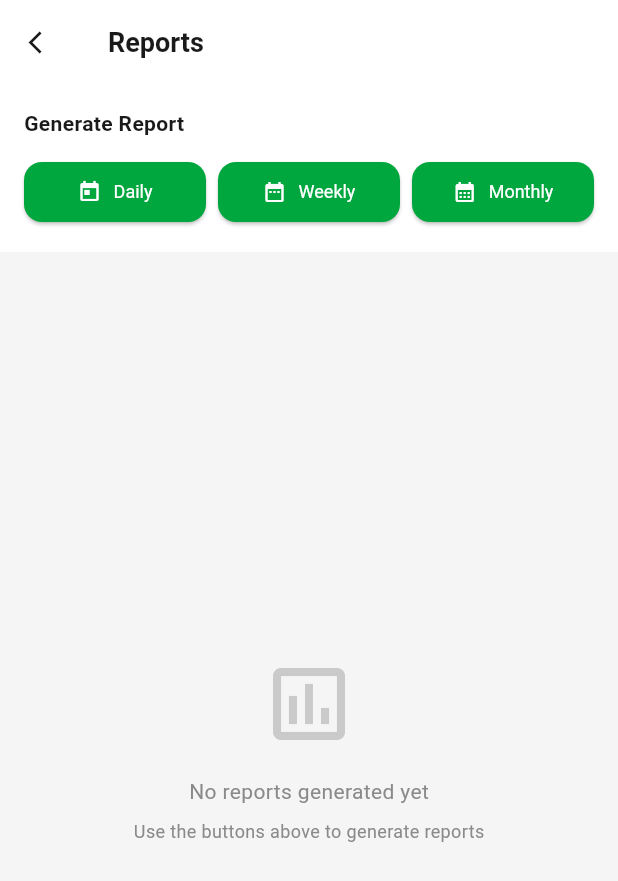
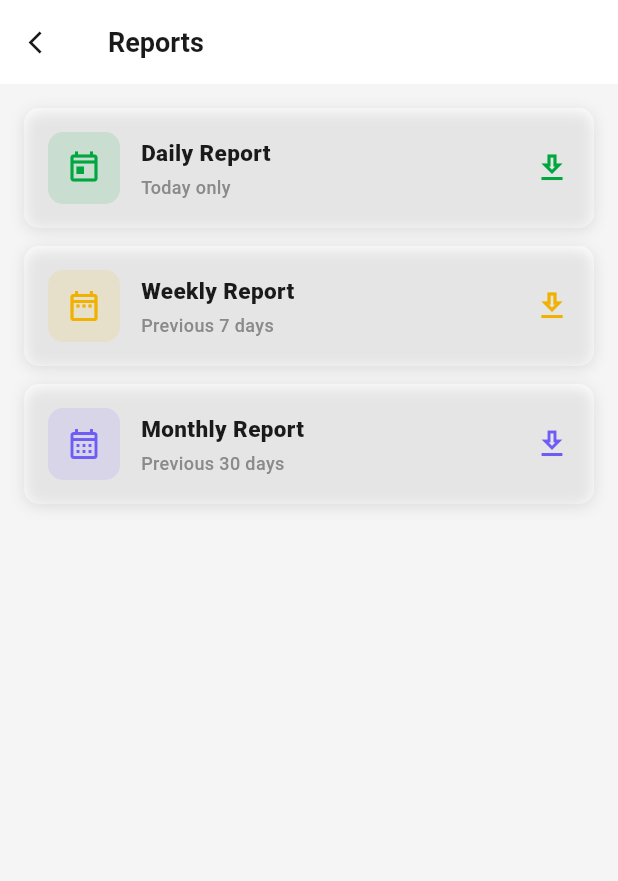
Before and after one commit to MAKDevelopers34/App-Development, a Flutter app: the ReportsScreen screen opened directly, on a phone screen of 412 x 824 dp. Shown: the top 881 px of the screen. Run offline on Flutter 3.47's test engine with Material 3 defaults, Android fonts, the light colour scheme and no system bars; our stand-ins replace flutter_map, geolocator, latlong2, shared_preferences; accounts and stored records are empty; network calls fail; Roboto replaces fonts that are missing (Poppins).

Commit message:
Fix mobile report downloads

```diff
--- a/electric-bus-tracker/mobile/lib/features/admin/screens/admin_profile_screen.dart
+++ b/electric-bus-tracker/mobile/lib/features/admin/screens/admin_profile_screen.dart
@@ -49,7 +49,9 @@
 
   @override
   Widget build(BuildContext context) {
-    return Scaffold(
+    return AdminNavigation.dashboardBackScope(
+      context: context,
+      child: Scaffold(
         backgroundColor: AppTheme.bgGrey,
         appBar: AppBar(
           title: const Text('Back to Dashboard'),
@@ -177,6 +179,7 @@
                   ],
                 ),
               ),
+      ),
     );
   }
 
--- a/electric-bus-tracker/mobile/lib/features/admin/screens/reports_screen.dart
+++ b/electric-bus-tracker/mobile/lib/features/admin/screens/reports_screen.dart
@@ -1,8 +1,8 @@
 import 'package:flutter/material.dart';
 import 'package:flutter/services.dart';
-import 'package:intl/intl.dart';
+
+import '../../../core/services/api_service.dart';
 import '../../../core/theme/app_theme.dart';
-import '../../../core/services/api_service.dart';
 import '../utils/admin_navigation.dart';
 
 class ReportsScreen extends StatefulWidget {
@@ -17,66 +17,27 @@
     'electric_bus_tracker/downloads',
   );
 
-  List<dynamic> _reports = [];
-  bool _isLoading = true;
-  bool _isGenerating = false;
+  String? _downloadingType;
 
-  @override
-  void initState() {
-    super.initState();
-    _loadReports();
-  }
+  Future<void> _downloadReport(String type) async {
+    if (_downloadingType != null) return;
 
-  Future<void> _loadReports() async {
-    try {
-      final res = await ApiService.get('/reports');
-      setState(() {
-        _reports = res['reports'] ?? [];
-        _isLoading = false;
-      });
-    } catch (e) {
-      setState(() => _isLoading = false);
-    }
-  }
-
-  Future<void> _generateReport(String type) async {
-    setState(() => _isGenerating = true);
-    try {
-      final res = await ApiService.post('/reports/generate/$type', {});
-      if (res['success'] == true) {
-        if (!mounted) return;
-        ScaffoldMessenger.of(context).showSnackBar(
-          SnackBar(
-            content: Text('${type.toUpperCase()} report generated as PDF'),
-            backgroundColor: AppTheme.primaryGreen,
-          ),
-        );
-        _loadReports();
-      }
-    } catch (e) {
-      debugPrint('Generate error: $e');
-    }
-    if (!mounted) return;
-    setState(() => _isGenerating = false);
-  }
-
-  Future<void> _downloadReport(Map<String, dynamic> report) async {
-    final reportId = report['reportId']?.toString();
-    if (reportId == null || reportId.isEmpty) return;
-
+    setState(() => _downloadingType = type);
     try {
       final token = await ApiService.getToken();
-      final safeId = reportId.replaceAll(RegExp(r'[^A-Za-z0-9_-]'), '_');
+      final now = DateTime.now().millisecondsSinceEpoch;
+      final fileName = 'electric_bus_${type}_report_$now.pdf';
+
       await _downloadChannel.invokeMethod('downloadPdf', {
-        'url': '${ApiService.baseUrl}/reports/download/$reportId',
-        'fileName': '$safeId.pdf',
+        'url': '${ApiService.baseUrl}/reports/generate-download/$type',
+        'fileName': fileName,
         'token': token,
       });
 
       if (!mounted) return;
       ScaffoldMessenger.of(context).showSnackBar(
         SnackBar(
-          content: Text('$safeId.pdf downloading to phone Downloads'),
+          content: Text('$fileName saved to Downloads'),
           backgroundColor: AppTheme.primaryGreen,
         ),
       );
@@ -84,16 +45,20 @@
       if (!mounted) return;
       ScaffoldMessenger.of(context).showSnackBar(
         SnackBar(
-          content: Text('Could not download PDF: $error'),
+          content: Text('Report download failed: $error'),
           backgroundColor: AppTheme.redStatus,
         ),
       );
+    } finally {
+      if (mounted) setState(() => _downloadingType = null);
     }
   }
 
   @override
   Widget build(BuildContext context) {
-    return Scaffold(
+    return AdminNavigation.dashboardBackScope(
+      context: context,
+      child: Scaffold(
         backgroundColor: AppTheme.bgGrey,
         appBar: AppBar(
           title: const Text('Reports'),
@@ -102,226 +67,136 @@
             onPressed: () => AdminNavigation.goDashboard(context),
           ),
         ),
-      body: Column(
+        body: ListView(
+          padding: const EdgeInsets.all(16),
           children: [
-          // Generate buttons
-          Container(
-            color: AppTheme.white,
-            padding: const EdgeInsets.all(16),
-            child: Column(
-              crossAxisAlignment: CrossAxisAlignment.start,
-              children: [
-                const Text(
-                  'Generate Report',
-                  style: TextStyle(
-                    fontSize: 14,
-                    fontWeight: FontWeight.w600,
-                    color: AppTheme.textDark,
-                  ),
+            _ReportOption(
+              title: 'Daily Report',
+              subtitle: 'Today only',
+              icon: Icons.today_outlined,
+              color: AppTheme.primaryGreen,
+              loading: _downloadingType == 'daily',
+              disabled: _downloadingType != null,
+              onTap: () => _downloadReport('daily'),
             ),
             const SizedBox(height: 12),
-                Row(
-                  children: [
-                    _generateBtn('Daily', Icons.today),
-                    const SizedBox(width: 8),
-                    _generateBtn('Weekly', Icons.date_range),
-                    const SizedBox(width: 8),
-                    _generateBtn('Monthly', Icons.calendar_month),
-                  ],
+            _ReportOption(
+              title: 'Weekly Report',
+              subtitle: 'Previous 7 days',
+              icon: Icons.date_range_outlined,
+              color: AppTheme.orangeStatus,
+              loading: _downloadingType == 'weekly',
+              disabled: _downloadingType != null,
+              onTap: () => _downloadReport('weekly'),
+            ),
+            const SizedBox(height: 12),
+            _ReportOption(
+              title: 'Monthly Report',
+              subtitle: 'Previous 30 days',
+              icon: Icons.calendar_month_outlined,
+              color: const Color(0xFF6D5DF6),
+              loading: _downloadingType == 'monthly',
+              disabled: _downloadingType != null,
+              onTap: () => _downloadReport('monthly'),
             ),
           ],
         ),
       ),
+    );
+  }
+}
 
-          const SizedBox(height: 8),
+class _ReportOption extends StatelessWidget {
+  final String title;
+  final String subtitle;
+  final IconData icon;
+  final Color color;
+  final bool loading;
+  final bool disabled;
+  final VoidCallback onTap;
 
-          // Reports list
-          Expanded(
-            child: _isLoading
-                ? const Center(
-                    child: CircularProgressIndicator(
-                      color: AppTheme.primaryGreen,
-                    ),
-                  )
-                : _reports.isEmpty
-                ? _buildEmptyState()
-                : ListView.builder(
-                    padding: const EdgeInsets.all(12),
-                    itemCount: _reports.length,
-                    itemBuilder: (context, i) => _buildReportCard(_reports[i]),
-                  ),
+  const _ReportOption({
+    required this.title,
+    required this.subtitle,
+    required this.icon,
+    required this.color,
+    required this.loading,
+    required this.disabled,
+    required this.onTap,
+  });
+
+  @override
+  Widget build(BuildContext context) {
+    return Opacity(
+      opacity: disabled && !loading ? 0.55 : 1,
+      child: Material(
+        color: AppTheme.white,
+        borderRadius: BorderRadius.circular(10),
+        child: InkWell(
+          onTap: disabled ? null : onTap,
+          borderRadius: BorderRadius.circular(10),
+          child: Container(
+            padding: const EdgeInsets.all(16),
+            decoration: BoxDecoration(
+              borderRadius: BorderRadius.circular(10),
+              boxShadow: [
+                BoxShadow(
+                  color: AppTheme.cardShadow,
+                  blurRadius: 8,
+                  offset: const Offset(0, 2),
                 ),
               ],
             ),
-    );
-  }
-
-  Widget _generateBtn(String type, IconData icon) {
-    return Expanded(
-      child: ElevatedButton.icon(
-        onPressed: _isGenerating
-            ? null
-            : () => _generateReport(type.toLowerCase()),
-        style: ElevatedButton.styleFrom(
-          padding: const EdgeInsets.symmetric(vertical: 10),
-          textStyle: const TextStyle(fontSize: 12),
-        ),
-        icon: _isGenerating
-            ? const SizedBox(
-                width: 14,
-                height: 14,
-                child: CircularProgressIndicator(
-                  color: AppTheme.white,
-                  strokeWidth: 2,
-                ),
-              )
-            : Icon(icon, size: 16),
-        label: Text(type),
-      ),
-    );
-  }
-
-  Widget _buildReportCard(Map<String, dynamic> report) {
-    final type = report['type']?.toString() ?? 'daily';
-    final generatedAt = DateTime.tryParse(
-      report['generatedAt']?.toString() ?? '',
-    );
-    final data = report['data'] ?? {};
-
-    Color typeColor;
-    IconData typeIcon;
-    switch (type) {
-      case 'daily':
-        typeColor = AppTheme.primaryGreen;
-        typeIcon = Icons.today;
-        break;
-      case 'weekly':
-        typeColor = AppTheme.orangeStatus;
-        typeIcon = Icons.date_range;
-        break;
-      default:
-        typeColor = Colors.purple;
-        typeIcon = Icons.calendar_month;
-    }
-
-    return Container(
-      margin: const EdgeInsets.only(bottom: 10),
-      padding: const EdgeInsets.all(14),
-      decoration: BoxDecoration(
-        color: AppTheme.white,
-        borderRadius: BorderRadius.circular(12),
-        boxShadow: [BoxShadow(color: AppTheme.cardShadow, blurRadius: 4)],
-      ),
             child: Row(
               children: [
-          // Type icon
                 Container(
-            width: 44,
-            height: 44,
+                  width: 48,
+                  height: 48,
                   decoration: BoxDecoration(
-              color: typeColor.withValues(alpha: 0.1),
+                    color: color.withValues(alpha: 0.12),
                     borderRadius: BorderRadius.circular(10),
                   ),
-            child: Icon(typeIcon, color: typeColor, size: 22),
+                  child: Icon(icon, color: color, size: 24),
                 ),
-          const SizedBox(width: 12),
-
-          // Info
+                const SizedBox(width: 14),
                 Expanded(
                   child: Column(
                     crossAxisAlignment: CrossAxisAlignment.start,
                     children: [
-                Row(
-                  children: [
-                    Container(
-                      padding: const EdgeInsets.symmetric(
-                        horizontal: 8,
-                        vertical: 2,
-                      ),
-                      decoration: BoxDecoration(
-                        color: typeColor,
-                        borderRadius: BorderRadius.circular(8),
-                      ),
-                      child: Text(
-                        type.toUpperCase(),
+                      Text(
+                        title,
                         style: const TextStyle(
-                          color: AppTheme.white,
-                          fontSize: 10,
-                          fontWeight: FontWeight.w600,
-                        ),
-                      ),
-                    ),
-                    const SizedBox(width: 8),
-                    if (generatedAt != null)
-                      Text(
-                        DateFormat('dd MMM yyyy').format(generatedAt),
-                        style: const TextStyle(
-                          fontSize: 12,
-                          color: AppTheme.textGrey,
-                        ),
-                      ),
-                  ],
-                ),
-                const SizedBox(height: 6),
-                Text(
-                  'Duties: ${data['totalDuties'] ?? 0}  -  '
-                  'Completed: ${data['completedDuties'] ?? 0}  -  '
-                  'Skipped: ${data['skippedDuties'] ?? 0}',
-                  style: const TextStyle(
-                    fontSize: 11,
-                    color: AppTheme.textGrey,
+                          color: AppTheme.textDark,
+                          fontSize: 15,
+                          fontWeight: FontWeight.w800,
                         ),
                       ),
                       const SizedBox(height: 4),
                       Text(
-                  'Drivers: ${data['driversPerformedDuties'] ?? data['activeDrivers'] ?? 0}/${data['totalDrivers'] ?? 0}  -  '
-                  'Buses: ${data['busesPerformedDuties'] ?? 0}/${data['totalBuses'] ?? 0}  -  '
-                  'Routes: ${data['totalRoutes'] ?? 0}  -  '
-                  'Stops: ${data['totalStops'] ?? 0}',
+                        subtitle,
                         style: const TextStyle(
-                    fontSize: 10,
                           color: AppTheme.textGrey,
+                          fontSize: 12,
+                          fontWeight: FontWeight.w500,
                         ),
                       ),
                     ],
                   ),
                 ),
-
-          // Download icon
-          IconButton(
-            icon: const Icon(
-              Icons.download_outlined,
-              color: AppTheme.primaryGreen,
-              size: 22,
+                loading
+                    ? SizedBox(
+                        width: 22,
+                        height: 22,
+                        child: CircularProgressIndicator(
+                          color: color,
+                          strokeWidth: 2.4,
                         ),
-            onPressed: () => _downloadReport(report),
-          ),
+                      )
+                    : Icon(Icons.download_outlined, color: color, size: 24),
               ],
             ),
-    );
-  }
-
-  Widget _buildEmptyState() {
-    return Center(
-      child: Column(
-        mainAxisAlignment: MainAxisAlignment.center,
-        children: [
-          Icon(
-            Icons.assessment_outlined,
-            size: 64,
-            color: AppTheme.textGrey.withValues(alpha: 0.4),
           ),
-          const SizedBox(height: 16),
-          const Text(
-            'No reports generated yet',
-            style: TextStyle(color: AppTheme.textGrey, fontSize: 14),
         ),
-          const SizedBox(height: 8),
-          const Text(
-            'Use the buttons above to generate reports',
-            style: TextStyle(color: AppTheme.textGrey, fontSize: 12),
-          ),
-        ],
       ),
     );
   }
--- a/electric-bus-tracker/mobile/lib/features/admin/utils/admin_navigation.dart
+++ b/electric-bus-tracker/mobile/lib/features/admin/utils/admin_navigation.dart
@@ -12,4 +12,19 @@
       (route) => false,
     );
   }
+
+  static Widget dashboardBackScope({
+    required BuildContext context,
+    required Widget child,
+  }) {
+    return PopScope(
+      canPop: false,
+      onPopInvokedWithResult: (didPop, result) {
+        if (!didPop) {
+          goDashboard(context);
+        }
+      },
+      child: child,
+    );
+  }
 }
```
Also changed, not shown: electric-bus-tracker/mobile/lib/features/admin/screens/manage_drivers_screen.dart (+10 -2 lines), electric-bus-tracker/mobile/lib/features/admin/screens/manage_duties_screen.dart (+10 -2 lines), electric-bus-tracker/mobile/lib/features/admin/screens/manage_routes_screen.dart (+6 -1 lines), 3 other files. Lines whose indentation alone changed are shown as unchanged.
